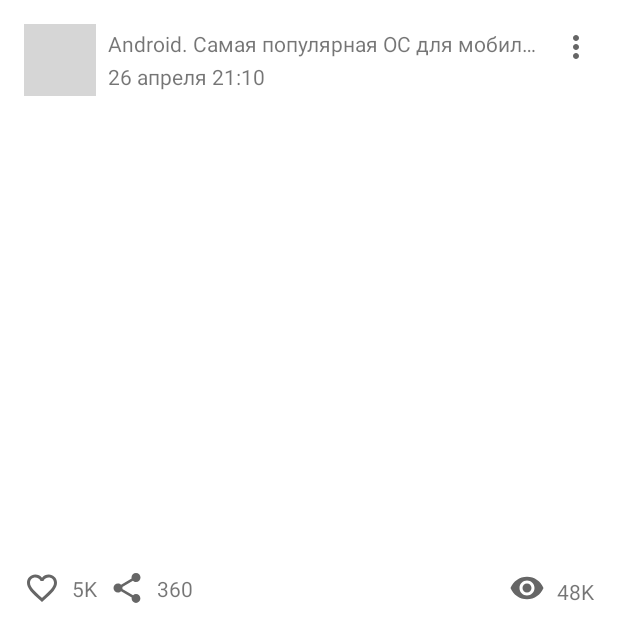
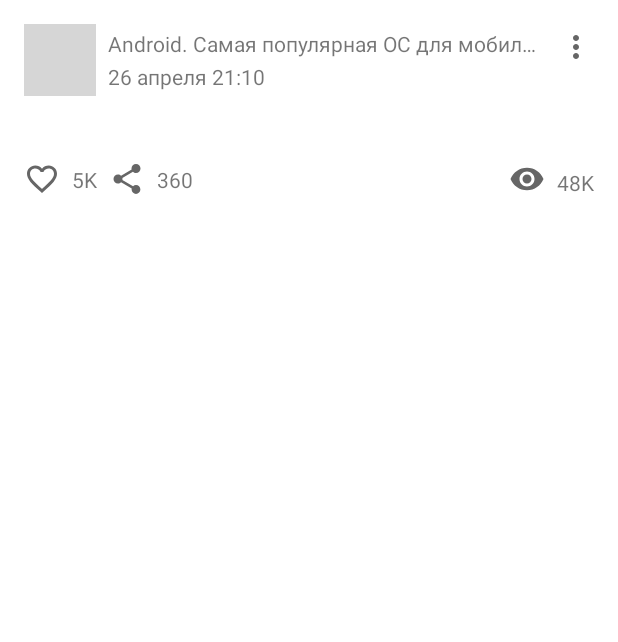
Before and after one commit to Denisshef/NMedia, an Android app: the layout post_view.xml on its own in the app's theme, with its tools: preview values and no code run, on a phone screen of 412 x 824 dp. Shown: the top 642 px of the screen. Run offline under Robolectric (Android 15) with nearby library versions, the phone set to English and light mode, and no system bars; grey boxes are pictures that could not be loaded.

Commit message:
Home work: 2.1. Обработка событий в Android

```diff
--- a/app/build.gradle
+++ b/app/build.gradle
@@ -14,6 +14,10 @@ android {
         versionName "1.0"
 
         testInstrumentationRunner "androidx.test.runner.AndroidJUnitRunner"
+    }
+
+    buildFeatures {
+        viewBinding true
     }
 
     buildTypes {
--- /dev/null
+++ b/app/src/main/res/drawable/ic_baseline_liked_24.xml
@@ -0,0 +1,5 @@
+<vector android:height="24dp" android:tint="#F50606"
+    android:viewportHeight="24" android:viewportWidth="24"
+    android:width="24dp" xmlns:android="http://schemas.android.com/apk/res/android">
+    <path android:fillColor="@android:color/white" android:pathData="M12,21.35l-1.45,-1.32C5.4,15.36 2,12.28 2,8.5 2,5.42 4.42,3 7.5,3c1.74,0 3.41,0.81 4.5,2.09C13.09,3.81 14.76,3 16.5,3 19.58,3 22,5.42 22,8.5c0,3.78 -3.4,6.86 -8.55,11.54L12,21.35z"/>
+</vector>
--- a/app/src/main/res/layout/post_view.xml
+++ b/app/src/main/res/layout/post_view.xml
@@ -15,29 +15,29 @@
         app:layout_constraintTop_toTopOf="parent" />
 
     <androidx.appcompat.widget.AppCompatTextView
-        android:id="@+id/title_post_view"
+        android:id="@+id/author"
         android:layout_width="0dp"
         android:layout_height="wrap_content"
         android:layout_marginStart="@dimen/margin_16dp"
         android:layout_marginEnd="8dp"
         android:ellipsize="end"
         android:singleLine="true"
-        app:layout_constraintBottom_toTopOf="@id/date_view"
+        app:layout_constraintBottom_toTopOf="@id/date"
         app:layout_constraintEnd_toStartOf="@id/option_view"
         app:layout_constraintStart_toEndOf="@id/avatar_view"
         app:layout_constraintTop_toTopOf="@id/avatar_view"
         tools:text="Android. Самая популярная ОС для мобильных приложений" />
 
     <androidx.appcompat.widget.AppCompatTextView
-        android:id="@+id/date_view"
+        android:id="@+id/date"
         android:layout_width="0dp"
         android:layout_height="wrap_content"
         android:ellipsize="end"
         android:singleLine="true"
         app:layout_constraintBottom_toBottomOf="@id/avatar_view"
-        app:layout_constraintEnd_toEndOf="@id/title_post_view"
-        app:layout_constraintStart_toStartOf="@id/title_post_view"
-        app:layout_constraintTop_toBottomOf="@id/title_post_view"
+        app:layout_constraintEnd_toEndOf="@id/author"
+        app:layout_constraintStart_toStartOf="@id/author"
+        app:layout_constraintTop_toBottomOf="@id/author"
         tools:text="26 апреля 21:10" />
 
     <androidx.appcompat.widget.AppCompatImageButton
@@ -47,21 +47,21 @@
         android:background="@android:color/transparent"
         android:src="@drawable/ic_baseline_more_vert_24"
         app:layout_constraintEnd_toEndOf="parent"
-        app:layout_constraintStart_toEndOf="@id/title_post_view"
-        app:layout_constraintTop_toTopOf="@id/title_post_view" />
+        app:layout_constraintStart_toEndOf="@id/author"
+        app:layout_constraintTop_toTopOf="@id/author" />
 
     <androidx.constraintlayout.widget.Barrier
         android:id="@+id/barrier_header_view"
         android:layout_width="wrap_content"
         android:layout_height="wrap_content"
         app:barrierDirection="bottom"
-               app:constraint_referenced_ids="avatar_view, date_view, option_view" />
+               app:constraint_referenced_ids="avatar_view, date, option_view" />
 
     <androidx.appcompat.widget.AppCompatTextView
-        android:id="@+id/content_post_view"
+        android:id="@+id/content"
         android:layout_width="wrap_content"
-        android:layout_height="300dp"
-        android:layout_marginTop="@dimen/margin_16dp"
+        android:layout_height="wrap_content"
+        android:layout_marginTop="16dp"
         app:layout_constraintEnd_toEndOf="parent"
         app:layout_constraintStart_toStartOf="parent"
         app:layout_constraintTop_toBottomOf="@id/barrier_header_view"
@@ -72,66 +72,66 @@
         android:layout_width="wrap_content"
         android:layout_height="wrap_content"
         app:barrierDirection="bottom"
-        app:constraint_referenced_ids="content_post_view" />
+        app:constraint_referenced_ids="content" />
 
     <androidx.appcompat.widget.AppCompatImageButton
-        android:id="@+id/favorite_imageButton_view"
+        android:id="@+id/like"
         android:layout_width="wrap_content"
         android:layout_height="wrap_content"
         android:layout_marginTop="@dimen/margin_16dp"
         android:background="@android:color/transparent"
-        android:src="@drawable/ic_baseline_favorite_border_24"
+        android:src="@drawable/ic_baseline_like_24"
         app:layout_constraintStart_toStartOf="parent"
-        app:layout_constraintTop_toBottomOf="@id/content_post_view" />
+        app:layout_constraintTop_toBottomOf="@id/content" />
 
     <androidx.appcompat.widget.AppCompatTextView
-        android:id="@+id/amountFavorite_view"
+        android:id="@+id/amountLike"
         android:layout_width="wrap_content"
         android:layout_height="wrap_content"
         android:layout_marginStart="@dimen/margin_8dp"
-        app:layout_constraintBottom_toBottomOf="@id/favorite_imageButton_view"
-        app:layout_constraintStart_toEndOf="@id/favorite_imageButton_view"
-        app:layout_constraintTop_toTopOf="@id/favorite_imageButton_view"
+        app:layout_constraintBottom_toBottomOf="@id/like"
+        app:layout_constraintStart_toEndOf="@id/like"
+        app:layout_constraintTop_toTopOf="@id/like"
         tools:text="5K" />
 
     <androidx.appcompat.widget.AppCompatImageButton
-        android:id="@+id/share_imageButton_view"
+        android:id="@+id/share"
         android:layout_width="wrap_content"
         android:layout_height="wrap_content"
         android:layout_marginStart="@dimen/margin_16dp"
         android:background="@android:color/transparent"
         android:src="@drawable/ic_baseline_share_24"
-        app:layout_constraintBottom_toBottomOf="@id/favorite_imageButton_view"
-        app:layout_constraintStart_toEndOf="@id/amountFavorite_view"
-        app:layout_constraintTop_toTopOf="@id/favorite_imageButton_view" />
+        app:layout_constraintBottom_toBottomOf="@id/like"
+        app:layout_constraintStart_toEndOf="@id/amountLike"
+        app:layout_constraintTop_toTopOf="@id/like" />
 
     <androidx.appcompat.widget.AppCompatTextView
-        android:id="@+id/amountShare_view"
+        android:id="@+id/amountShare"
         android:layout_width="wrap_content"
         android:layout_height="wrap_content"
         android:layout_marginStart="@dimen/margin_8dp"
-        app:layout_constraintBottom_toBottomOf="@id/favorite_imageButton_view"
-        app:layout_constraintStart_toEndOf="@id/share_imageButton_view"
-        app:layout_constraintTop_toTopOf="@id/favorite_imageButton_view"
+        app:layout_constraintBottom_toBottomOf="@id/like"
+        app:layout_constraintStart_toEndOf="@id/share"
+        app:layout_constraintTop_toTopOf="@id/like"
         tools:text="360" />
 
     <androidx.appcompat.widget.AppCompatImageView
-        android:id="@+id/visibility_image_view"
+        android:id="@+id/visibility"
         android:layout_width="wrap_content"
         android:layout_height="wrap_content"
         android:layout_marginEnd="@dimen/margin_8dp"
         android:background="@android:color/transparent"
         android:src="@drawable/ic_baseline_visibility_24"
-        app:layout_constraintBottom_toBottomOf="@id/favorite_imageButton_view"
-        app:layout_constraintEnd_toStartOf="@id/amountVisibility_view"
-        app:layout_constraintTop_toTopOf="@id/favorite_imageButton_view" />
+        app:layout_constraintBottom_toBottomOf="@id/like"
+        app:layout_constraintEnd_toStartOf="@id/amountVisibility"
+        app:layout_constraintTop_toTopOf="@id/like" />
 
     <androidx.appcompat.widget.AppCompatTextView
-        android:id="@+id/amountVisibility_view"
+        android:id="@+id/amountVisibility"
         android:layout_width="wrap_content"
         android:layout_height="wrap_content"
         android:layout_marginStart="@dimen/margin_8dp"
-        app:layout_constraintBottom_toBottomOf="@id/favorite_imageButton_view"
+        app:layout_constraintBottom_toBottomOf="@id/like"
         app:layout_constraintEnd_toEndOf="parent"
         tools:text="48K" />
 
--- a/app/src/main/res/values/strings.xml
+++ b/app/src/main/res/values/strings.xml
@@ -1,4 +1,6 @@
 <resources>
     <string name="app_name" translatable="false">NMedia</string>
     <string name="hello_text">Welcome to NMedia!</string>
+    <string name="kilo" translatable="false">K</string>
+    <string name="million" translatable="false">M</string>
 </resources>
```
Also changed, not shown: app/src/main/java/ru/netology/nmedia/MainActivity.kt (+63 -1 lines), app/src/main/java/ru/netology/nmedia/Post.kt (added, +11 -0 lines), app/src/main/res/layout/activity_main.xml (+1 -8 lines), app/src/main/res/drawable/ic_baseline_like_24.xml (renamed from app/src/main/res/drawable/ic_baseline_favorite_border_24.xml).
